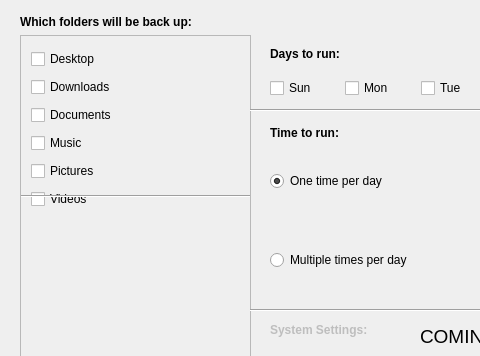
The window that src/options.ui (GeovaneJefferson/timemachine) describes before a commit, drawn with Qt 5; both pictures show x 0 to 480 and y 0 to 356 of the 800 by 550 pixel window.
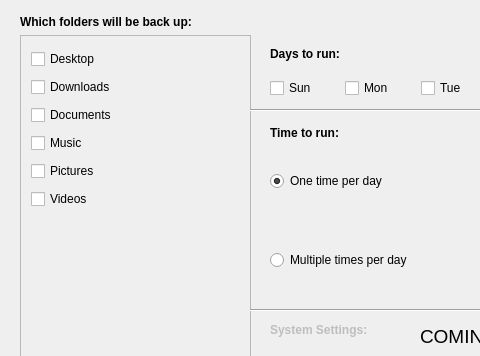
The same window after the commit.

Diff of the .ui file:
```diff
--- a/src/options.ui
+++ b/src/options.ui
@@ -405,19 +405,6 @@
           </item>
          </layout>
         </widget>
-        <widget class="Line" name="line_3">
-         <property name="geometry">
-          <rect>
-           <x>-10</x>
-           <y>150</y>
-           <width>251</width>
-           <height>20</height>
-          </rect>
-         </property>
-         <property name="orientation">
-          <enum>Qt::Horizontal</enum>
-         </property>
-        </widget>
        </widget>
       </widget>
      </item>
```
